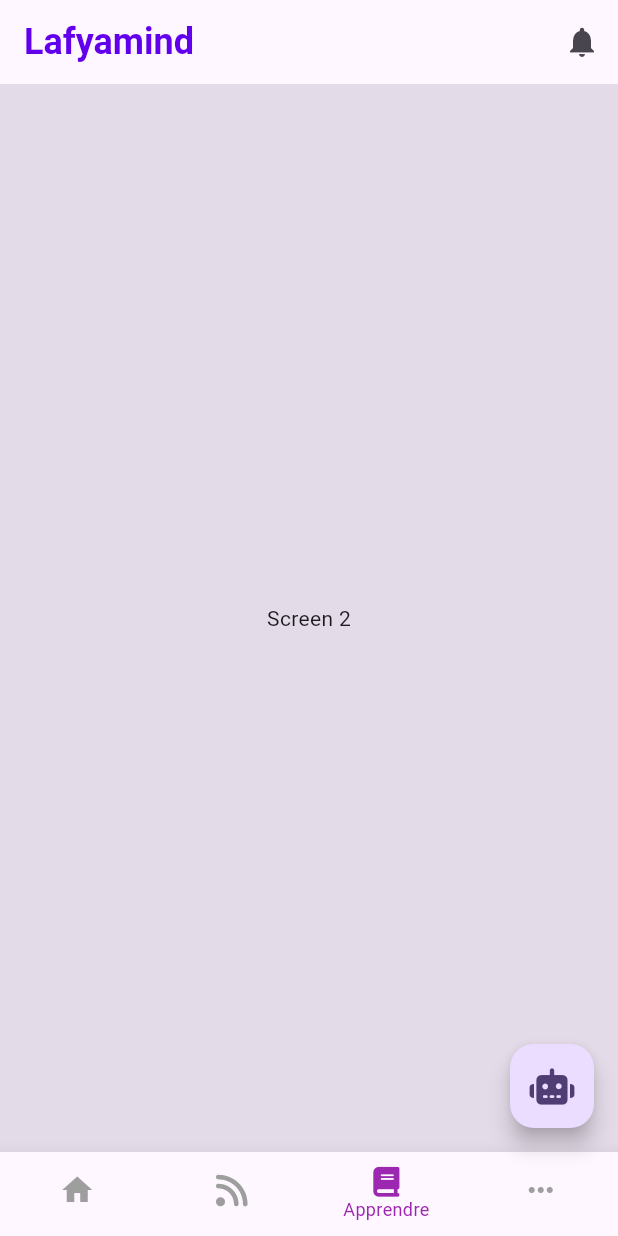
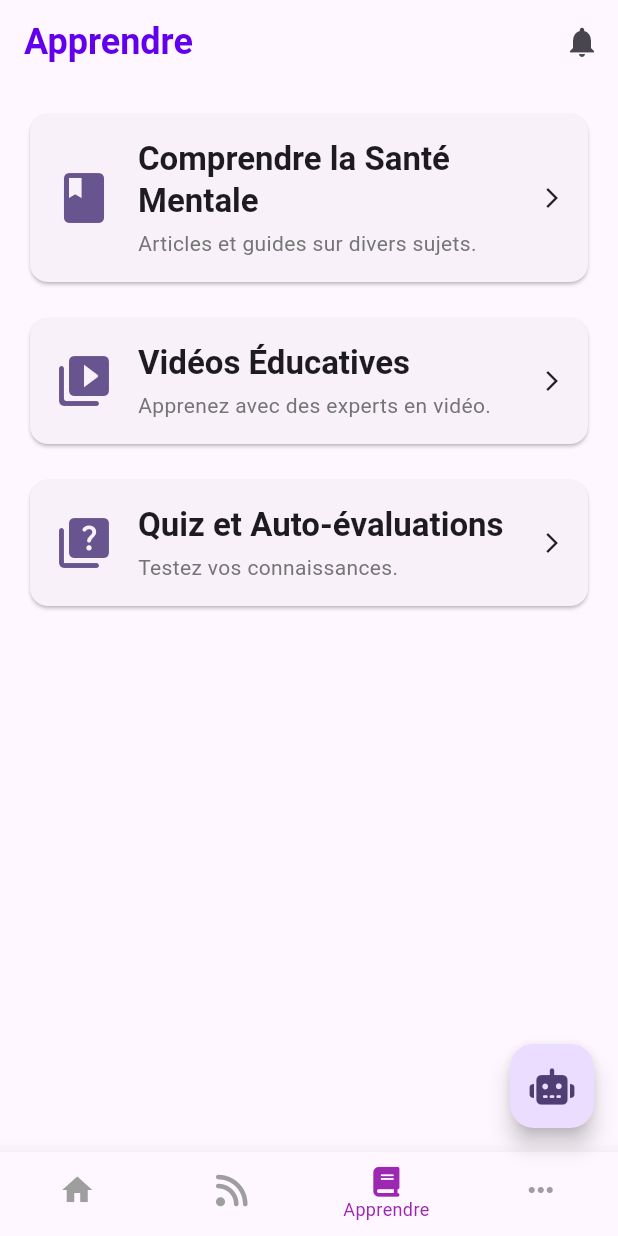
Before and after one commit to feyroozecode/lafyamind_app, a Flutter app: the screen it shows after launch, item 3 of the bottom bar chosen, on a phone screen of 412 x 824 dp. Run offline on Flutter 3.47's test engine with Material 3 defaults, Android fonts, the light colour scheme and no system bars; our stand-ins replace cached_network_image, chewie, flutter_dotenv, flutter_markdown, flutter_riverpod, font_awesome_flutter and 6 more; accounts and stored records are empty; generated files the repository leaves out were written again; network calls fail.

Commit message:
impl articles apge

```diff
--- a/lib/src/features/feed/state/feed_provider.dart
+++ b/lib/src/features/feed/state/feed_provider.dart
@@ -30,9 +30,9 @@ final feedProvider = Provider<List<FeedItem>>((ref) {
     ),
     VideoItem(
       id: 'video1',
-      title: 'Guided Meditation for Relaxation',
-      channel: 'Calm Minds',
-      videoUrl: 'https://example.com/meditation-video',
+      title: 'Introducton au Sante Mental',
+      channel: 'Dr Zoulkerneini Issa Maiga',
+      videoUrl: 'assets/videos/intro1.mp4',
       thumbnailUrl:
           'https://images.pexels.com/photos/3771089/pexels-photo-3771089.jpeg?auto=compress&cs=tinysrgb&w=1260&h=750&dpr=2',
       timestamp: DateTime.now().subtract(const Duration(hours: 10)),
--- a/lib/src/features/home/presentation/home_screen.dart
+++ b/lib/src/features/home/presentation/home_screen.dart
@@ -6,6 +6,7 @@ import 'package:lafyamind_app/src/features/feed/presentation/feed_screen.dart';
 import 'package:lafyamind_app/src/features/home/presentation/widgets/home_widget.dart';
 
 import '../../../constants/app_colors.dart';
+import '../../learn/presentation/learn_screen.dart';
 
 class HomeScreen extends StatefulWidget {
   const HomeScreen({super.key});
@@ -23,11 +24,13 @@ class _HomeScreenState extends State<HomeScreen> {
           ? const HomeWidget()
           : i == 1
               ? const FeedListScreen()
-              : SizedBox(
-                  child: Center(
-                    child: Text("Screen $i"),
-                  ),
-                ));
+              : i == 2
+                  ? const LearningScreen()
+                  : SizedBox(
+                      child: Center(
+                        child: Text("Screen $i"),
+                      ),
+                    ));
   List<BottomNavigationBarItem> items = <BottomNavigationBarItem>[
     const BottomNavigationBarItem(label: "Aujhourdui", icon: Icon(Icons.home)),
     const BottomNavigationBarItem(
@@ -37,12 +40,28 @@ class _HomeScreenState extends State<HomeScreen> {
     const BottomNavigationBarItem(label: "Plus", icon: Icon(Icons.more_horiz))
   ];
 
+  // screenTitle
+  String getScreenTitle() {
+    switch (selectedTab) {
+      case 0:
+        return 'Lafyamind';
+      case 1:
+        return 'Articles';
+      case 2:
+        return 'Apprendre';
+      case 3:
+        return 'Plus';
+      default:
+        return 'Accueil';
+    }
+  }
+
   @override
   Widget build(BuildContext context) {
     return Scaffold(
       appBar: AppBar(
-        title: const Text('Lafyamind',
-            style: TextStyle(
+        title: Text(getScreenTitle(),
+            style: const TextStyle(
               fontSize: 24,
               fontWeight: FontWeight.bold,
               color: AppColors.primary,
--- /dev/null
+++ b/lib/src/features/learn/presentation/learn_screen.dart
@@ -0,0 +1,127 @@
+import 'package:flutter/material.dart';
+import 'package:hooks_riverpod/hooks_riverpod.dart';
+import 'package:lafyamind_app/src/constants/app_theme.dart';
+import 'package:lafyamind_app/src/features/core/common_import.dart';
+
+import 'learning_article_detail.dart'; // Use if you need Riverpod state later
+
+class LearningScreen extends ConsumerWidget {
+  // Or StatelessWidget if no state needed yet
+  const LearningScreen({super.key});
+
+  // Optional: Static route helper for navigation
+  static Route<dynamic> route() {
+    return MaterialPageRoute<dynamic>(builder: (_) => const LearningScreen());
+  }
+
+  // Optional: Route name for named routing (e.g., go_router)
+  static const String routeName =
+      'learn'; // Match the name used in home_widget.dart
+
+  @override
+  Widget build(BuildContext context, WidgetRef ref) {
+    return Scaffold(
+      // appBar: AppBar(
+      //   title: const Text('Apprendre'),
+      //   // You might add actions later, e.g., search or filter
+      // ),
+      body: Padding(
+        padding: const EdgeInsets.all(16.0),
+        child: ListView(
+          // Use ListView for potentially scrollable content
+          children: [
+            // Placeholder for Learning Modules/Sections
+            _buildLearningSection(
+                context: context,
+                icon: Icons.book_rounded,
+                title: 'Comprendre la Santé Mentale',
+                description: 'Articles et guides sur divers sujets.',
+                onTap: () {
+                  // TODO: Navigate to a specific sub-section or list of articles
+                  ScaffoldMessenger.of(context).showSnackBar(const SnackBar(
+                      content: Text(
+                          'Navigation vers les articles (à implémenter)')));
+
+                // context.push(const LearningArticleScreen(
+                //   article: learningArticlesProvider[0],
+                // ));
+                }),
+            const SizedBox(height: 16),
+            _buildLearningSection(
+                context: context,
+                icon: Icons.video_library_rounded,
+                title: 'Vidéos Éducatives',
+                description: 'Apprenez avec des experts en vidéo.',
+                onTap: () {
+                  // TODO: Navigate to video library section
+                  ScaffoldMessenger.of(context).showSnackBar(const SnackBar(
+                      content:
+                          Text('Navigation vers les vidéos (à implémenter)')));
+                }),
+            const SizedBox(height: 16),
+            _buildLearningSection(
+                context: context,
+                icon: Icons.quiz_rounded,
+                title: 'Quiz et Auto-évaluations',
+                description: 'Testez vos connaissances.',
+                onTap: () {
+                  // TODO: Navigate to quizzes section
+                  ScaffoldMessenger.of(context).showSnackBar(const SnackBar(
+                      content:
+                          Text('Navigation vers les quiz (à implémenter)')));
+                }),
+            // Add more sections as needed
+          ],
+        ),
+      ),
+    );
+  }
+
+  // Helper widget to build consistent section cards
+  Widget _buildLearningSection({
+    required BuildContext context,
+    required IconData icon,
+    required String title,
+    required String description,
+    required VoidCallback onTap,
+  }) {
+    final textTheme = Theme.of(context).textTheme;
+    final colorScheme = Theme.of(context).colorScheme;
+
+    return Card(
+      clipBehavior: Clip
+          .antiAlias, // Ensures InkWell ripple effect respects rounded corners
+      child: InkWell(
+        onTap: onTap,
+        child: Padding(
+          padding: const EdgeInsets.all(16.0),
+          child: Row(
+            children: [
+              Icon(icon, size: 40.0, color: colorScheme.primary),
+              const SizedBox(width: 16.0),
+              Expanded(
+                child: Column(
+                  crossAxisAlignment: CrossAxisAlignment.start,
+                  children: [
+                    Text(
+                      title,
+                      style: textTheme.titleLarge
+                          ?.copyWith(fontWeight: FontWeight.w600),
+                    ),
+                    const SizedBox(height: 4.0),
+                    Text(
+                      description,
+                      style: textTheme.bodyMedium
+                          ?.copyWith(color: Colors.grey[600]),
+                    ),
+                  ],
+                ),
+              ),
+              const Icon(Icons.arrow_forward_ios, size: 16),
+            ],
+          ),
+        ),
+      ),
+    );
+  }
+}
--- /dev/null
+++ b/lib/src/features/learn/state/learning_article_provider.dart
@@ -0,0 +1,79 @@
+// lib/src/features/learning/presentation/providers/learning_provider.dart
+import 'package:hooks_riverpod/hooks_riverpod.dart';
+
+import '../domain/learning_article.dart';
+
+final learningArticlesProvider = Provider<List<LearningArticle>>((ref) {
+  // Sample Mental Health (MD) Articles
+  return [
+    LearningArticle(
+      id: 'learn_anxiety_01',
+      title: 'Stratégies d\'Adaptation Quotidiennes pour l\'Anxiété',
+      category: 'Anxiété',
+      author: 'Institut National de la Santé Mentale',
+      summary:
+          'Apprenez des techniques pratiques pour gérer les symptômes d\'anxiété dans votre vie quotidienne, de la respiration profonde à la pleine conscience.',
+      fullContent: '''
+    L'anxiété peut être accablante, mais plusieurs stratégies peuvent aider.
+    \n\n**1. Respiration Profonde:** Inspirez lentement par le nez, retenez pendant quelques secondes, puis expirez lentement par la bouche. Répétez plusieurs fois.
+    \n\n**2. Pleine Conscience (Mindfulness):** Concentrez-vous sur le moment présent. Observez vos pensées sans jugement. Utilisez vos sens pour vous ancrer.
+    \n\n**3. Exercice Physique:** Une activité physique régulière libère des endorphines et réduit le stress.
+    \n\n**4. Limiter la Caféine et l'Alcool:** Ces substances peuvent exacerber les symptômes d'anxiété chez certaines personnes.
+    \n\n**5. Sommeil Suffisant:** Visez 7-9 heures de sommeil de qualité par nuit.
+    \n\n*Consultez un professionnel de la santé pour un diagnostic et un plan de traitement personnalisé.*
+          ''', // Add more detailed markdown/text content here
+      imageUrl:
+          'https://images.pexels.com/photos/3958416/pexels-photo-3958416.jpeg?auto=compress&cs=tinysrgb&w=1260&h=750&dpr=2',
+      estimatedReadTime: const Duration(minutes: 5),
+    ),
+    LearningArticle(
+      id: 'learn_depression_01',
+      title: 'Comprendre la Dépression : Signes et Symptômes',
+      category: 'Dépression',
+      author: 'Organisation Mondiale de la Santé (OMS)',
+      summary:
+          'Un guide pour reconnaître les signes courants de la dépression chez soi ou chez les autres, et l\'importance de chercher de l\'aide.',
+      fullContent: '''
+    La dépression est plus qu'une simple tristesse passagère. C'est un trouble de l'humeur persistant qui affecte la façon dont vous vous sentez, pensez et agissez.
+    \n\n**Signes Émotionnels Courants:**
+    *   Tristesse persistante, vide, désespoir
+    *   Perte d'intérêt ou de plaisir (anhédonie)
+    *   Irritabilité, frustration
+    *   Sentiments de culpabilité, d'inutilité
+    \n\n**Signes Physiques Courants:**
+    *   Fatigue, manque d'énergie
+    *   Troubles du sommeil (insomnie ou hypersomnie)
+    *   Changements d'appétit ou de poids
+    *   Douleurs physiques inexpliquées
+    \n\n**Signes Comportementaux Courants:**
+    *   Retrait social
+    *   Difficulté de concentration, prise de décision
+    *   Agitation ou ralentissement psychomoteur
+    \n\nSi vous ou quelqu'un que vous connaissez présentez plusieurs de ces symptômes pendant plus de deux semaines, il est crucial de consulter un médecin ou un professionnel de la santé mentale.
+            ''', // Add more detailed markdown/text content here
+      imageUrl:
+          'https://images.pexels.com/photos/4098228/pexels-photo-4098228.jpeg?auto=compress&cs=tinysrgb&w=1260&h=750&dpr=2',
+      estimatedReadTime: const Duration(minutes: 6),
+    ),
+    LearningArticle(
+      id: 'learn_stress_01',
+      title: 'Le Lien entre le Stress Chronique et la Santé Physique',
+      category: 'Gestion du Stress',
+      author: 'Association Médicale Américaine',
+      summary:
+          'Explorez comment le stress prolongé peut impacter votre corps, augmentant les risques de divers problèmes de santé.',
+      fullContent: '''
+    Le stress est une réaction normale, mais lorsqu'il devient chronique, il peut avoir des effets néfastes sur la santé physique. Le corps reste en état d'alerte élevé (réponse "combat ou fuite").
+    \n\n**Impacts Potentiels du Stress Chronique:**
+    *   **Système Cardiovasculaire:** Augmentation de la pression artérielle, risque accru de maladies cardiaques.
+    *   **Système Immunitaire:** Affaiblissement des défenses, augmentation de la susceptibilité aux infections.
+    *   **Système Digestif:** Problèmes comme le syndrome de l'intestin irritable (SII), reflux acide.
+    *   **Santé Mentale:** Augmentation du risque d'anxiété, de dépression, de troubles du sommeil.
+    *   **Autres:** Tensions musculaires, maux de tête, problèmes de peau.
+    \n\nIl est essentiel de développer des stratégies de gestion du stress (relaxation, exercice, limites saines) pour protéger sa santé globale.
+            ''', // Add more detailed markdown/text content here
+      // No image for this one
+      estimatedReadTime: const Duration(minutes: 4),
+    ),
+  ];
+});
--- a/pubspec.yaml
+++ b/pubspec.yaml
@@ -48,6 +48,7 @@ dependencies:
   chewie: ^1.10.0
   video_player: ^2.9.5
   logger: ^2.5.0
+  flutter_markdown: ^0.7.7
 
 dev_dependencies:
   flutter_test:
@@ -103,6 +104,8 @@ flutter:
   #       - asset: fonts/TrajanPro.ttf
   #       - asset: fonts/TrajanPro_Bold.ttf
   #         weight: 700
-  #
+  assets:
+    - assets/videos/
+  #- assets/icons/
   # For details regarding fonts from package dependencies,
   # see https://flutter.dev/to/font-from-package
```
Also changed, not shown: lib/src/features/feed/presentation/feed_screen.dart (+7 -2 lines), lib/src/features/feed/presentation/widgets/video_item.dart (+5 -3 lines), lib/src/features/home/presentation/widgets/home_widget.dart (+74 -8 lines), lib/src/features/learn/domain/learning_article.dart (added, +23 -0 lines), lib/src/features/learn/presentation/learning_article_detail.dart (added, +153 -0 lines), lib/src/features/learn/presentation/learning_article_screen.dart (added), pubspec.lock, 5 other files.
